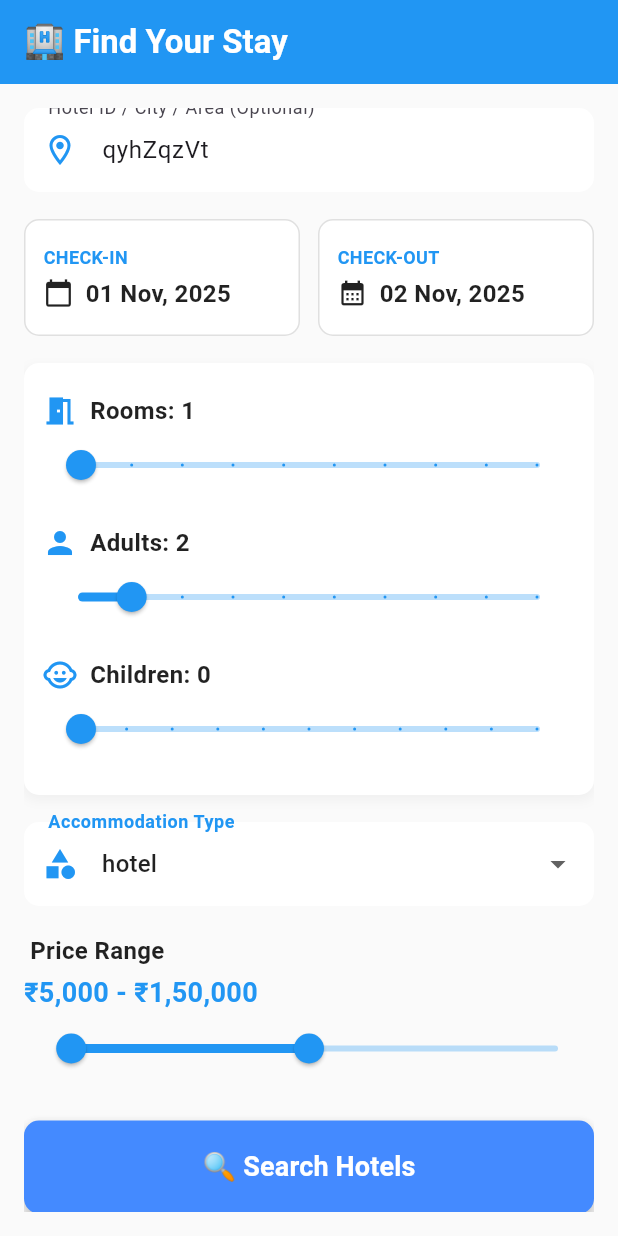
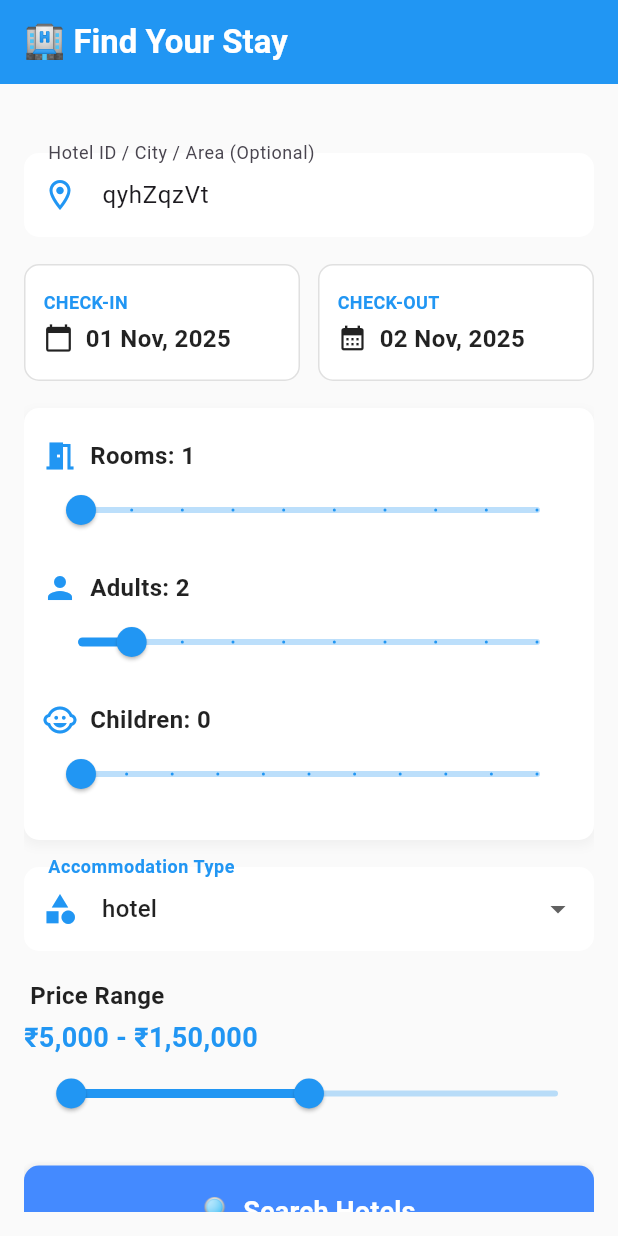
Before and after one commit to shaheensha-007/my-travaly, a Flutter app: the HomeScreen screen opened directly, after a tap on the "search" icon, on a phone screen of 412 x 824 dp. Run offline on Flutter 3.47's test engine with Material 3 defaults, Android fonts, the phone set to English and light mode, and no system bars; our stand-ins replace device_info_plus, dio, firebase_auth, firebase_core, get, google_sign_in and 1 more; accounts and stored records are empty; network calls fail.

Commit message:
android mainfest

```diff
--- a/lib/views/Homepage/Homepage.dart
+++ b/lib/views/Homepage/Homepage.dart
@@ -9,7 +9,6 @@ import '../../core/Api/Api_Servies.dart';
 import '../../core/Repository/Register_Api/RegisterApi.dart';
 import '../../core/Repository/SimpleHostal_Api/Simplehostal_Api.dart';
 import '../../getx_controller/Registration_getx_contoller/RegstionController.dart';
-import '../Searchpage/SearchresultPage.dart';
 
 class HomeScreen extends StatefulWidget {
   const HomeScreen({super.key});
@@ -25,18 +24,7 @@ class _HomeScreenState extends State<HomeScreen> {
   final registrationController = Get.put(RegistrationController(RegistrationRepository(ApiService())));
   final simplehostalController = Get.put(SimplehotelGetx(SimplehostalRepository(ApiService())));
 
-  final TextEditingController _searchController = TextEditingController();
 
-  // void _performSearch(String query) {
-  //   if (query.trim().isNotEmpty) {
-  //     Navigator.push(
-  //       context,
-  //       MaterialPageRoute(
-  //         builder: (context) => SearchResultsPage(searchQuery: query),
-  //       ),
-  //     );
-  //   }
-  // }
 
   @override
   void initState() {
@@ -58,16 +46,7 @@ class _HomeScreenState extends State<HomeScreen> {
         backgroundColor: Colors.white,
         surfaceTintColor: Colors.white,
         elevation: 0,
-        centerTitle: true, // Centers the title for better symmetry
-        // title: const Text(
-        //   'Home',
-        //   style: TextStyle(
-        //     color: Colors.black,
-        //     fontSize: 20,
-        //     fontWeight: FontWeight.w600,
-        //     letterSpacing: 0.5,
-        //   ),
-        // ),
+        centerTitle: true,
         actions: [
           IconButton(
             icon: const Icon(
@@ -82,17 +61,7 @@ class _HomeScreenState extends State<HomeScreen> {
             },
           ),
           const SizedBox(width: 8),
-
-        // Optional padding at the end
         ],
-        // Optional: Add subtle bottom border or shadow if needed
-        // bottom: PreferredSize(
-        //   preferredSize: const Size.fromHeight(1),
-        //   child: Container(
-        //     color: Colors.grey.shade300,
-        //     height: 1,
-        //   ),
-        // ),
       ),
       floatingActionButton: FloatingActionButton(
         onPressed: (){
@@ -141,29 +110,6 @@ class _HomeScreenState extends State<HomeScreen> {
                 ),
               ),
         const SizedBox(height: 16),
-        // Search Bar
-        // Padding(
-        //   padding: const EdgeInsets.all(16.0),
-        //   child: TextField(
-        //     controller: _searchController,
-        //     decoration: InputDecoration(
-        //       hintText: 'Search hotels, city, or country...',
-        //       prefixIcon: const Icon(Icons.search),
-        //       border: OutlineInputBorder(
-        //         borderRadius: BorderRadius.circular(30.0),
-        //         borderSide: BorderSide.none,
-        //       ),
-        //       filled: true,
-        //       fillColor: Colors.grey[200],
-        //       suffixIcon: IconButton(
-        //         icon: const Icon(Icons.clear),
-        //         onPressed: () => _searchController.clear(),
-        //       ),
-        //     ),
-        //     onSubmitted: _performSearch,
-        //   ),
-        // ),
-
         const Padding(
           padding: EdgeInsets.symmetric(horizontal: 16.0, vertical: 8.0),
           child: Text(
--- a/lib/views/Searchpage/HotelSearchScreen.dart
+++ b/lib/views/Searchpage/HotelSearchScreen.dart
@@ -259,6 +259,9 @@ class _HotelSearchScreenState extends State<HotelSearchScreen> {
           padding: const EdgeInsets.all(16.0),
           child: ListView(
             children: [
+              SizedBox(
+                height: 30,
+              ),
               // --- 1. Hotel ID / Location Search ---
               TextField(
                 controller: _hotelIdController,
```
Also changed, not shown: 1 other file.
